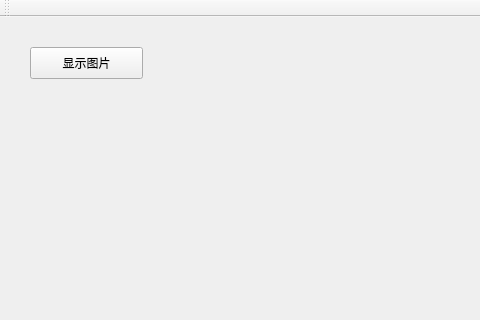
Before: the Qt Designer form mainwindow.ui in cbanma/MyOpenCVProj, drawn with Qt 5; both pictures show x 0 to 480 and y 0 to 320 of the 638 by 505 pixel window.
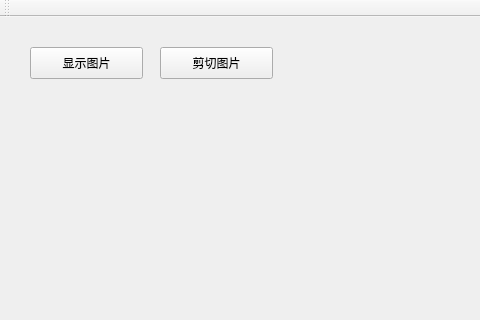
After: the same form once the commit is applied.

What changed in the file:
```diff
--- a/mainwindow.ui
+++ b/mainwindow.ui
@@ -27,6 +27,19 @@
      <string>显示图片</string>
     </property>
    </widget>
+   <widget class="QPushButton" name="cutImgButton">
+    <property name="geometry">
+     <rect>
+      <x>160</x>
+      <y>30</y>
+      <width>113</width>
+      <height>32</height>
+     </rect>
+    </property>
+    <property name="text">
+     <string>剪切图片</string>
+    </property>
+   </widget>
   </widget>
   <widget class="QMenuBar" name="menuBar">
    <property name="geometry">
```
